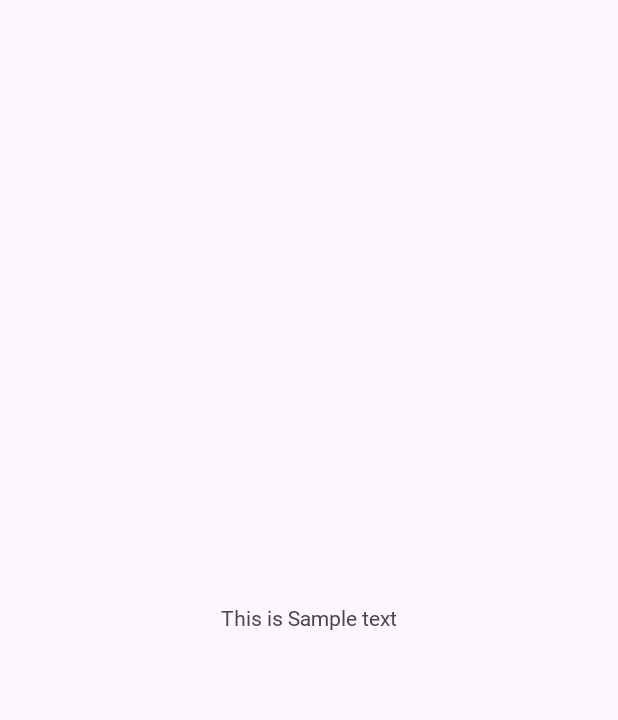
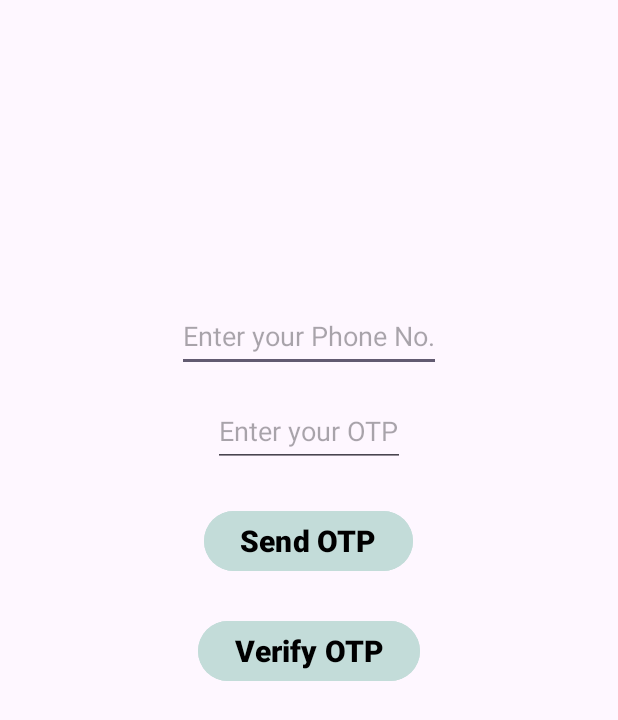
Before and after one commit to Project-Niramaya/mobile_application, an Android app: the screen it shows after launch (ActivitySplashScreen before the commit, ActivityOtpVerification after it), on a phone screen of 412 x 824 dp. Before the commit the part shown is almost empty. Shown: the top 720 px of the screen. Run offline under Robolectric (Android 15) with nearby library versions, the phone set to English and light mode, and no system bars.

Commit message:
updating the project

```diff
--- a/Niramaya_app/app/build.gradle
+++ b/Niramaya_app/app/build.gradle
@@ -52,6 +52,7 @@ android {
             archivesBaseName = "Niramaya_${defaultConfig.versionName}_${defaultConfig.versionCode}"+buildTime()
         }
     }
+    buildToolsVersion '33.0.2'
     applicationVariants.all { variant ->
         println 'Iterating variant: ' + variant.getName()
     }
--- /dev/null
+++ b/Niramaya_app/app/src/main/java/com/niramaya/niramaya_app/activities/ActivityOtpVerification.java
@@ -0,0 +1,175 @@
+package com.niramaya.niramaya_app.activities;
+
+import android.annotation.SuppressLint;
+import android.content.SharedPreferences;
+import android.os.Bundle;
+import android.widget.Button;
+import android.widget.EditText;
+import android.widget.Toast;
+
+import com.niramaya.niramaya_app.R;
+
+import java.io.IOException;
+import okhttp3.*;
+
+public class ActivityOtpVerification extends BaseActivity {
+
+    private static final String API_URL = "YOUR_SMS_GATEWAY_API_URL";
+    private static final String API_KEY = "YOUR_SMS_GATEWAY_API_KEY";
+
+
+    private static final String SHARED_PREF_NAME = "MyPrefs";
+    private static final String PHONE_NUMBER_KEY = "phone_number";
+    private static final String OTP_KEY = "otp_key";
+
+    private SharedPreferences sharedPreferences;
+    private SharedPreferences.Editor editor;
+
+    public EditText phoneNumberEditText;
+    public EditText otpEditText;
+    public Button sendOtp;
+    public Button verifyOtp;
+    public String otp;
+    private String phoneNumber;
+    private String gatewayNumber;
+    private String apiKey;
+    private String message;
+
+
+
+
+    @SuppressLint("MissingInflatedId")
+    @Override
+    protected void onCreate(Bundle savedInstanceState) {
+        super.onCreate(savedInstanceState);
+        setContentView(R.layout.activity_otp_verification);
+
+
+        sharedPreferences = getSharedPreferences(SHARED_PREF_NAME, MODE_PRIVATE);
+        editor = sharedPreferences.edit();
+
+        phoneNumberEditText = findViewById(R.id.edtPh);
+        otpEditText = findViewById(R.id.edtOtp);
+        sendOtp = findViewById(R.id.btnSend);
+        verifyOtp = findViewById(R.id.btnVerify);
+
+        sendOtp.setOnClickListener(view -> sendOtp());
+        verifyOtp.setOnClickListener(view -> verifyOtp());
+    }
+    private void sendOtp() {
+        String phoneNumber = phoneNumberEditText.getText().toString();
+
+
+        sendOtpViaSMS(phoneNumber, otp);
+
+        editor.putString(PHONE_NUMBER_KEY, phoneNumber);
+        editor.putString(OTP_KEY, otp);
+        editor.apply();
+    }
+
+    private void sendOtpViaSMS(String phoneNumber, String otp) {
+
+        String apiKey = "YOUR_SMS_GATEWAY_API_KEY";
+        String gatewayNumber = "YOUR_SMS_GATEWAY_NUMBER";
+
+        String message = "Your OTP is: " + otp;
+
+        boolean isSent = sendSMS(phoneNumber, gatewayNumber, apiKey, message);
+
+        if (isSent) {
+            sendOtp.setText("SMS sent");
+        } else {
+            sendOtp.setText("SMS sending failed!!");
+        }
+
+
+
+    }
+    public void sendSMS(String phoneNumber, String message) {
+        OkHttpClient client = new OkHttpClient();
+
+        MediaType mediaType = MediaType.parse("application/x-www-form-urlencoded");
+        String requestBody = "to=" + phoneNumber + "&message=" + message;
+
+        RequestBody body = RequestBody.create(mediaType, requestBody);
+
+        Request request = new Request.Builder()
+                .url(API_URL)
+                .post(body)
+                .addHeader("Authorization", "Bearer " + API_KEY)
+                .build();
+
+        client.newCall(request).enqueue(new Callback() {
+            @Override
+            public void onFailure(Call call, IOException e) {
+                e.printStackTrace();
+            }
+
+            @Override
+            public void onResponse(Call call, Response response) throws IOException {
+                final String responseBody = response.body().string();
+                runOnUiThread(new Runnable() {
+                    @Override
+                    public void run() {
+                        handleSMSResponse(responseBody);
+                    }
+                });
+            }
+        });
+    }
+
+    private void handleSMSResponse(String response) {
+        if (response != null) {
+            if (response.contains("success")) {
+                showToast("SMS sent successfully!");
+            } else {
+                showToast("Failed to send SMS.");
+            }
+        } else {
+            showToast("No response received.");
+        }
+    }
+
+
+
+    private void showToast(final String message) {
+        runOnUiThread(new Runnable() {
+            @Override
+            public void run() {
+                Toast.makeText(ActivityOtpVerification.this, message, Toast.LENGTH_SHORT).show();
+            }
+        });
+    }
+
+    private boolean sendSMS(String phoneNumber, String gatewayNumber, String apiKey, String message) {
+        this.phoneNumber = phoneNumber;
+        this.gatewayNumber = gatewayNumber;
+        this.apiKey = apiKey;
+        this.message = message;
+        try {
+
+            String apiUrl = "YOUR_SMS_GATEWAY_API_URL";
+
+            return true;
+        } catch (Exception e) {
+            e.printStackTrace();
+            return false;
+        }
+    }
+
+
+
+
+    private void verifyOtp() {
+        String enteredOTP = otpEditText.getText().toString(); // Get user-entered OTP
+        String storedPhoneNumber = sharedPreferences.getString(PHONE_NUMBER_KEY, "");
+        String storedOTP = sharedPreferences.getString(OTP_KEY, "");
+
+        if (enteredOTP.equals(storedOTP)) {
+            verifyOtp.setText("OTP is correct");
+        } else {
+            verifyOtp.setText("Incorrect OTP!!");
+        }
+    }
+
+}
--- /dev/null
+++ b/Niramaya_app/app/src/main/res/layout/activity_otp_verification.xml
@@ -0,0 +1,57 @@
+<?xml version="1.0" encoding="utf-8"?>
+<LinearLayout xmlns:android="http://schemas.android.com/apk/res/android"
+    xmlns:app="http://schemas.android.com/apk/res-auto"
+    xmlns:tools="http://schemas.android.com/tools"
+    android:layout_width="match_parent"
+    android:layout_height="match_parent"
+    android:orientation="vertical"
+    tools:context=".activities.ActivityOtpVerification">
+
+    <EditText
+        android:id="@+id/edtPh"
+        android:layout_width="wrap_content"
+        android:layout_height="wrap_content"
+        android:layout_gravity="center"
+        android:layout_marginTop="200dp"
+        android:hint="@string/hint_ph"
+        android:textColor="@color/black"
+        android:minHeight="48dp" />
+
+    <EditText
+        android:id="@+id/edtOtp"
+        android:layout_width="wrap_content"
+        android:layout_height="wrap_content"
+        android:layout_gravity="center"
+        android:layout_marginTop="15dp"
+        android:hint="@string/hint_otp"
+        android:minHeight="48dp"
+        android:textColor="@color/black" />
+
+    <Button
+        android:id="@+id/btnSend"
+        android:layout_width="wrap_content"
+        android:layout_height="wrap_content"
+        android:layout_gravity="center"
+        android:layout_marginTop="25dp"
+        android:backgroundTint="#C3DCD9"
+        android:text="Send OTP"
+        android:textColor="@color/black"
+        android:textSize="20dp"
+        android:textStyle="bold" />
+
+    <Button
+        android:layout_width="wrap_content"
+        android:layout_height="wrap_content"
+        android:id="@+id/btnVerify"
+        android:text="Verify OTP"
+        android:textSize="20dp"
+        android:textStyle="bold"
+        android:textColor="@color/black"
+        android:layout_marginTop="25dp"
+        android:backgroundTint="#C3DCD9"
+        android:layout_gravity="center" />
+
+
+
+
+</LinearLayout>
--- a/Niramaya_app/app/src/main/res/values/strings.xml
+++ b/Niramaya_app/app/src/main/res/values/strings.xml
@@ -1,4 +1,7 @@
 <resources>
     <string name="app_name">Niramaya_app</string>
     <string name="this_is_sample_text">This is Sample text</string>
+    <string name="hint_ph">Enter your Phone No.</string>
+    <string name="hint_otp">Enter your OTP</string>
+
 </resources>
```
Also changed, not shown: Niramaya_app/app/src/main/AndroidManifest.xml (+13 -2 lines).
